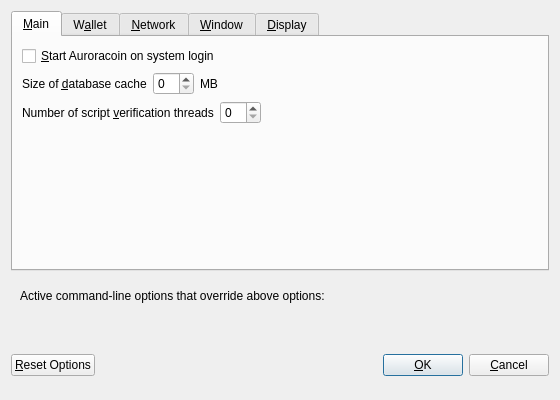
The window that src/qt/forms/optionsdialog.ui (smileycoin/smileyCoin) describes before a commit, drawn with Qt 5.
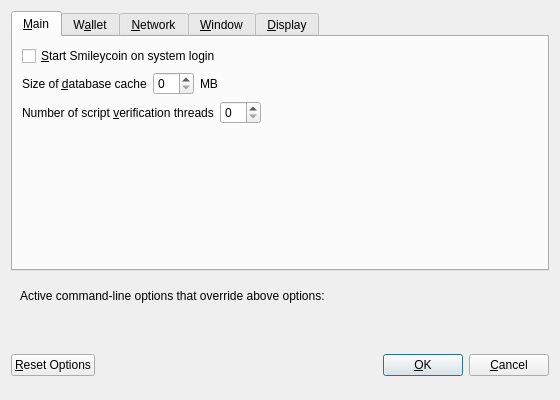
The same window after the commit. Custom widgets are drawn as their Qt base class.

```diff
--- a/src/qt/forms/optionsdialog.ui
+++ b/src/qt/forms/optionsdialog.ui
@@ -33,7 +33,7 @@
           <string>Automatically start Auroracoin after logging in to the system.</string>
          </property>
          <property name="text">
-          <string>&amp;Start Auroracoin on system login</string>
+          <string>&amp;Start Smileycoin on system login</string>
          </property>
         </widget>
        </item>
```
Left out of the diff: 10 changed lines with no effect on the pictures.
